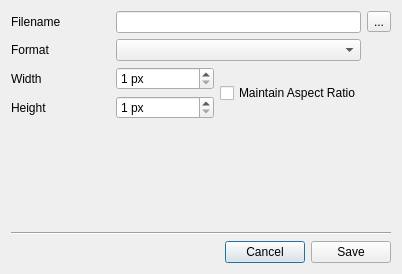
Before: the Qt Designer form src/gui/saveimage.ui in trisyoungs/uchroma, drawn with Qt 5.
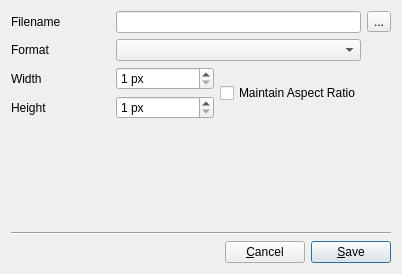
After: the same form once the commit is applied. Icons and pictures are not drawn.

Diff of the .ui file:
```diff
--- a/src/gui/saveimage.ui
+++ b/src/gui/saveimage.ui
@@ -134,14 +134,17 @@
      <item>
       <widget class="QPushButton" name="CancelButton">
        <property name="text">
-        <string>Cancel</string>
+        <string>&amp;Cancel</string>
+       </property>
+       <property name="autoDefault">
+        <bool>false</bool>
        </property>
       </widget>
      </item>
      <item>
       <widget class="QPushButton" name="SaveImageButton">
        <property name="text">
-        <string>Save</string>
+        <string>&amp;Save</string>
        </property>
       </widget>
      </item>
```
Left out of the diff: 2 changed lines with no effect on the pictures.
